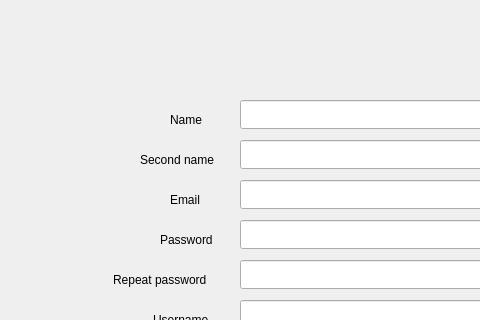
The window that gui_xml_files/bline_gui.ui (AdamGajdosik/dbs) describes before a commit, drawn with Qt 5; both pictures show x 0 to 480 and y 0 to 320 of the 803 by 526 pixel window.
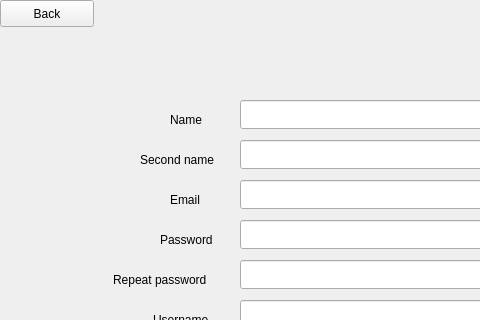
The same window after the commit. The open tabs and pages were chosen to show the change. Icons and pictures are not drawn.

Commit message: pridany back button pri logine a registracii, mensie upravicky pre bezpecnost

What changed in the file:
```diff
--- a/gui_xml_files/bline_gui.ui
+++ b/gui_xml_files/bline_gui.ui
@@ -287,6 +287,19 @@
        </rect>
       </property>
      </widget>
+     <widget class="QPushButton" name="register_screen_back_button">
+      <property name="geometry">
+       <rect>
+        <x>0</x>
+        <y>20</y>
+        <width>94</width>
+        <height>27</height>
+       </rect>
+      </property>
+      <property name="text">
+       <string>Back</string>
+      </property>
+     </widget>
     </widget>
     <widget class="QWidget" name="registration_result"/>
     <widget class="QWidget" name="login">
```
Left out of the diff: 16 changed lines with no effect on the pictures. The commit also changes 7 other files.
